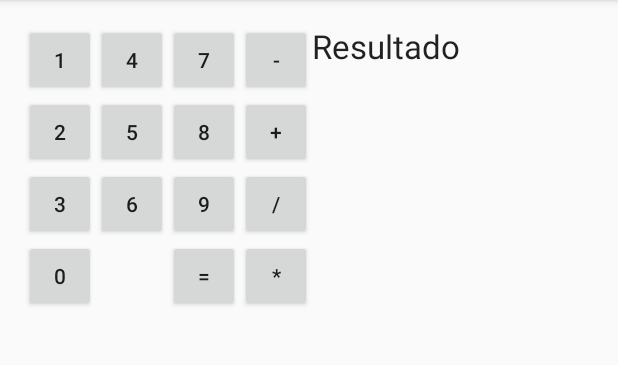
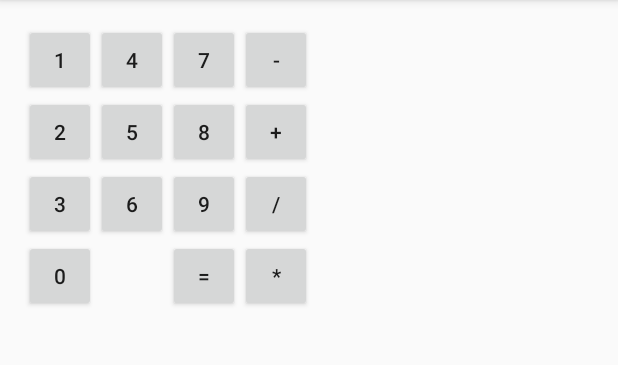
Before and after one commit to borjaOrtizLlamas/calculadoraAndroid, an Android app: the screen it shows after launch (MainActivity), on a phone screen of 412 x 824 dp, the part 84-449 px from its top. Run offline under Robolectric (Android 15) with nearby library versions, the phone set to English and light mode, and no system bars.

Commit message:
Cajas cambiadas, mejor vista visual.

```diff
--- a/app/src/main/res/layout/activity_main.xml
+++ b/app/src/main/res/layout/activity_main.xml
@@ -6,7 +6,7 @@
     android:paddingBottom="@dimen/activity_vertical_margin" tools:context=".MainActivity"
     android:orientation="horizontal"
     android:weightSum="1"
-    >
+    android:id="@+id/a">
 
     <LinearLayout
         android:orientation="vertical"
@@ -160,18 +160,29 @@
         android:orientation="vertical"
         android:layout_width="wrap_content"
         android:layout_height="wrap_content"
-        android:id="@+id/ho">
+        android:id="@+id/h">
 
         <TextView
             android:layout_width="wrap_content"
             android:layout_height="wrap_content"
             android:textAppearance="?android:attr/textAppearanceLarge"
-            android:text="@string/Resultado"
-            android:id="@+id/resulta" />
+            android:id="@+id/operando1" />
 
         <TextView
             android:layout_width="wrap_content"
             android:layout_height="wrap_content"
+            android:id="@+id/id1" />
+
+        <TextView
+            android:layout_width="wrap_content"
+            android:layout_height="wrap_content"
+            android:textAppearance="?android:attr/textAppearanceLarge"
+            android:id="@+id/operando2" />
+
+        <TextView
+            android:layout_width="wrap_content"
+            android:layout_height="wrap_content"
+            android:textAppearance="?android:attr/textAppearanceLarge"
             android:id="@+id/resul" />
 
     </LinearLayout>
```
Also changed, not shown: app/src/main/java/com/example/borja/calculadora/MainActivity.java (+55 -13 lines).
